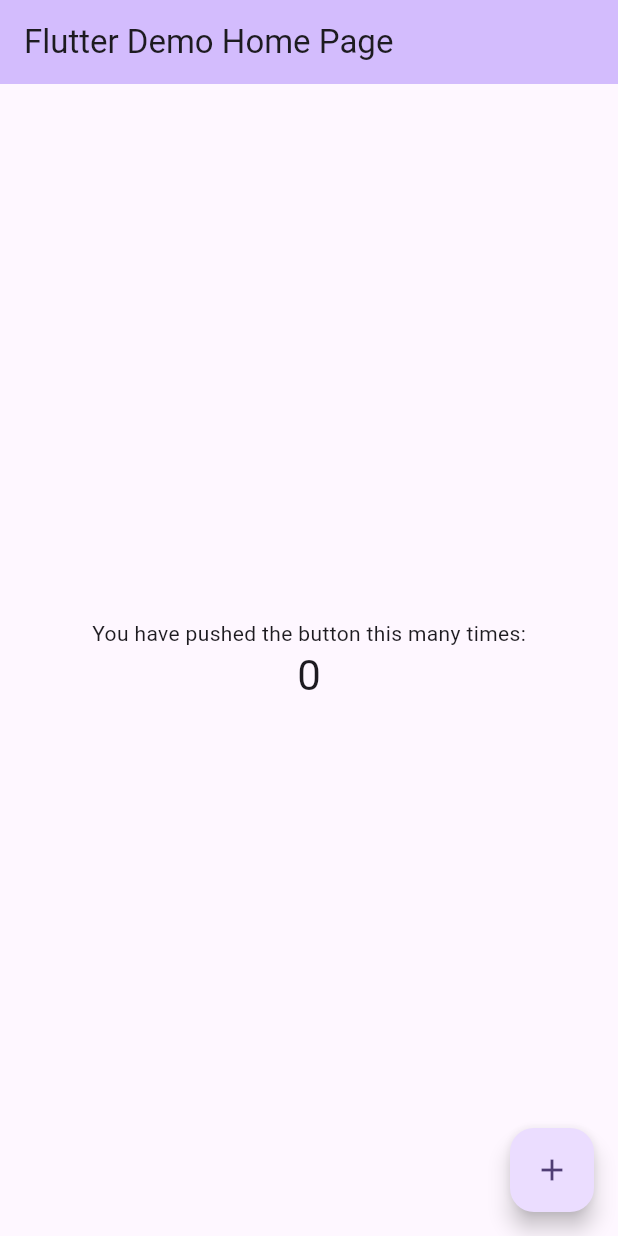
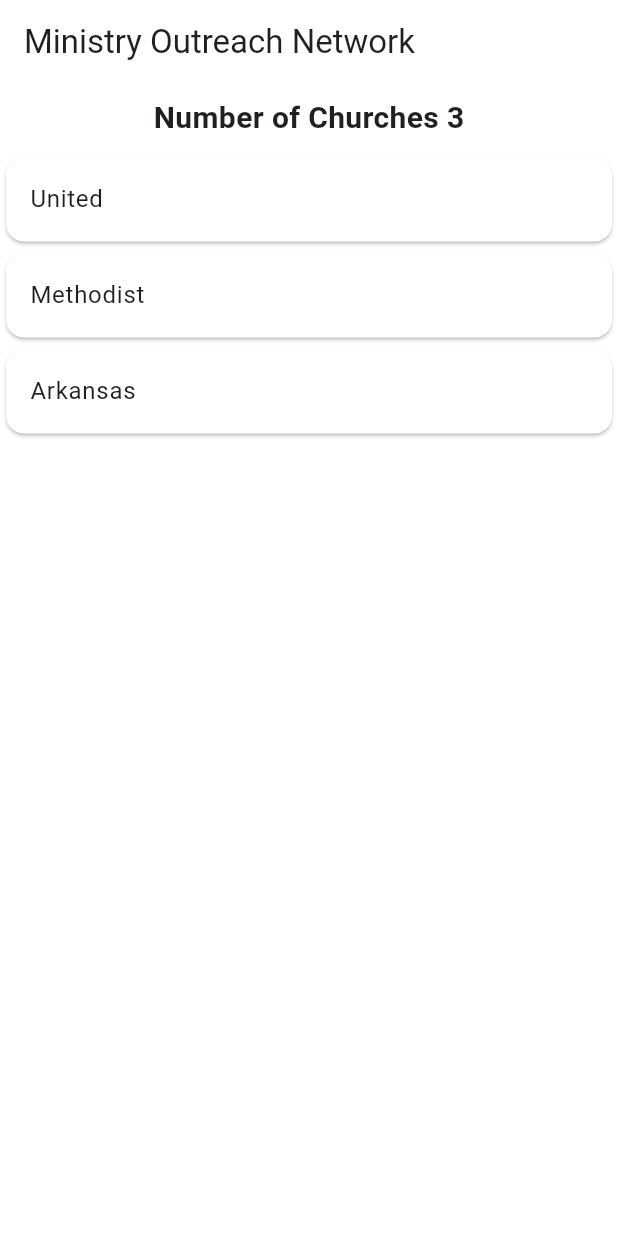
Before and after one commit to JB7704/Ministry-Outreach-Network, a Flutter app: the screen it shows after launch, on a phone screen of 412 x 824 dp. Run offline on Flutter 3.47's test engine with Material 3 defaults, Android fonts, the phone set to English and light mode, and no system bars.

Commit message:
basic main page

```diff
--- a/ministry_outreach_network/lib/main.dart
+++ b/ministry_outreach_network/lib/main.dart
@@ -11,7 +11,7 @@ class MyApp extends StatelessWidget {
   @override
   Widget build(BuildContext context) {
     return MaterialApp(
-      title: 'Flutter Demo',
+      title: 'Ministry Outreach Network',
       theme: ThemeData(
         // This is the theme of your application.
         //
@@ -28,9 +28,20 @@ class MyApp extends StatelessWidget {
         //
         // This works for code too, not just values: Most code changes can be
         // tested with just a hot reload.
-        colorScheme: .fromSeed(seedColor: Colors.deepPurple),
+        colorScheme: const ColorScheme(
+        brightness: Brightness.light,
+        primary: Color(0xFFE4002B),       // Your main color
+        onPrimary: Color(0xFFFFFFFF),     // Text/icons on primary
+        secondary: Color(0xFF319966),     // Your green color
+        onSecondary: Color(0xFFFFFFFF),
+        surface: Color(0xFFFFFFFF),       // Your white color
+        onSurface: Color(0xFF231F20),     // Your black color (for text)
+        error: Color(0xFFE4002B),
+        onError: Color(0xFFFFFFFF),
       ),
-      home: const MyHomePage(title: 'Flutter Demo Home Page'),
+        cardColor: const Color(0xFFCCCCCC),
+      ),
+      home: const MyHomePage(title: 'Ministry Outreach Network'),
     );
   }
 }
@@ -54,19 +65,7 @@ class MyHomePage extends StatefulWidget {
 }
 
 class _MyHomePageState extends State<MyHomePage> {
-  int _counter = 0;
-
-  void _incrementCounter() {
-    setState(() {
-      // This call to setState tells the Flutter framework that something has
-      // changed in this State, which causes it to rerun the build method below
-      // so that the display can reflect the updated values. If we changed
-      // _counter without calling setState(), then the build method would not be
-      // called again, and so nothing would appear to happen.
-      _counter++;
-    });
-  }
-
+  List<String>  Churches = ['United', 'Methodist', 'Arkansas'];
   @override
   Widget build(BuildContext context) {
     // This method is rerun every time setState is called, for instance as done
@@ -104,19 +103,40 @@ class _MyHomePageState extends State<MyHomePage> {
           // wireframe for each widget.
           mainAxisAlignment: .center,
           children: [
-            const Text('You have pushed the button this many times:'),
-            Text(
-              '$_counter',
-              style: Theme.of(context).textTheme.headlineMedium,
+          Padding(
+            padding: const EdgeInsets.symmetric(vertical: 8.0),
+            child: Text(
+              'Number of Churches ${Churches.length}',    //ADD NUMBER OF CHURCHES RETURNED
+              style: const TextStyle(
+                fontSize: 20,
+                fontWeight: FontWeight.bold,
+              ),
             ),
+            ),
+          Expanded(
+            child: ListView(
+              children: Churches.map((item) {
+                return ChurchesWidget(item);
+              }).toList(),
+           ),
+          ),
           ],
         ),
-      ),
-      floatingActionButton: FloatingActionButton(
-        onPressed: _incrementCounter,
-        tooltip: 'Increment',
-        child: const Icon(Icons.add),
       ),
     );
   }
 }
+class ChurchesWidget extends StatelessWidget {
+  final String church;
+
+  const ChurchesWidget(this.church);
+
+  @override
+  Widget build(BuildContext context) {
+    return Card(
+      child: ListTile(
+        title: Text(church),
+      ),
+    );
+  }
+}
```
Also changed, not shown: ministry_outreach_network/lib/main_page.dart (added), 15 other files.
